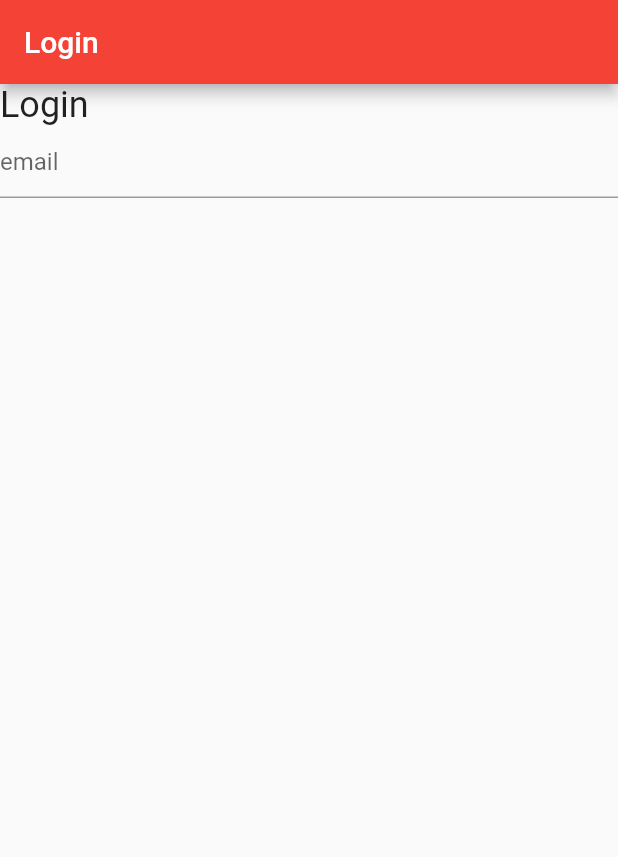
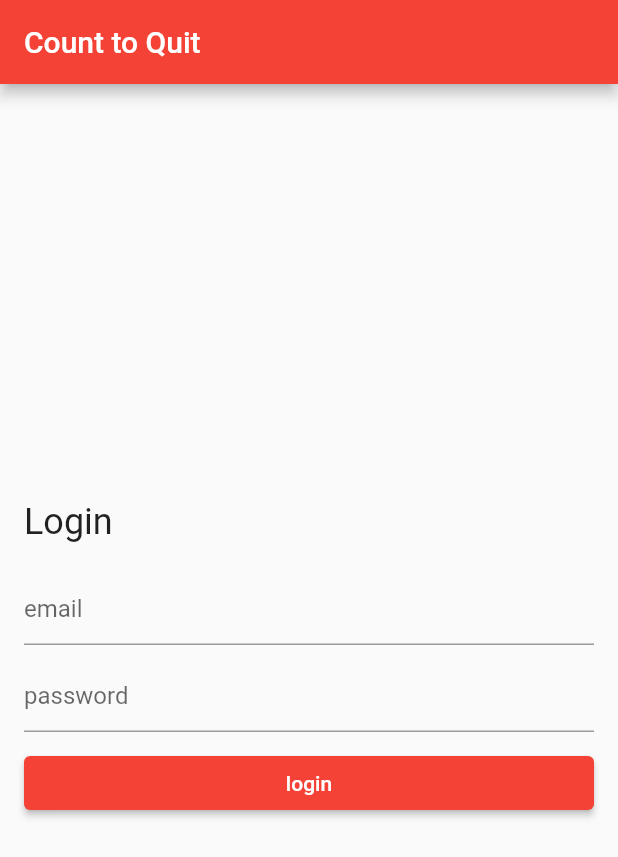
Before and after one commit to Jonathanvanhaaften/flutter_appwrite_1, a Flutter app: the screen it shows after launch, on a phone screen of 412 x 824 dp. Shown: the top 857 px of the screen. Run offline on Flutter 3.47's test engine with Material 2 defaults, Android fonts, the phone set to English and light mode, and no system bars.

Commit message:
baisc login page

```diff
--- a/lib/features/auth/presentation/pages/login.dart
+++ b/lib/features/auth/presentation/pages/login.dart
@@ -12,18 +12,35 @@ class _LoginPageState extends State<LoginPage> {
   Widget build(BuildContext context) {
     return Scaffold(
         appBar: AppBar(
-          title: const Text('Login'),
+          title: const Text('Count to Quit'),
         ),
-        body: ListView(
+        body: Center(
+          child: ListView(
+            shrinkWrap: true,
+            padding: const EdgeInsets.all(16.0),
             children: <Widget>[
               Text(
                 "Login",
                 style: Theme.of(context).textTheme.headline5,
               ),
+              const SizedBox(height: 20.0),
               const TextField(
                 decoration: InputDecoration(hintText: "email"),
+              ),
+              const SizedBox(height: 10.0),
+              const TextField(
+                obscureText: true,
+                decoration: InputDecoration(hintText: "password"),
+              ),
+              const SizedBox(
+                height: 10.0,
+              ),
+              ElevatedButton(
+                child: const Text("login"),
+                onPressed: () {},
               )
             ],
+          ),
         ));
   }
 }
```
Lines whose indentation alone changed are shown as unchanged.
